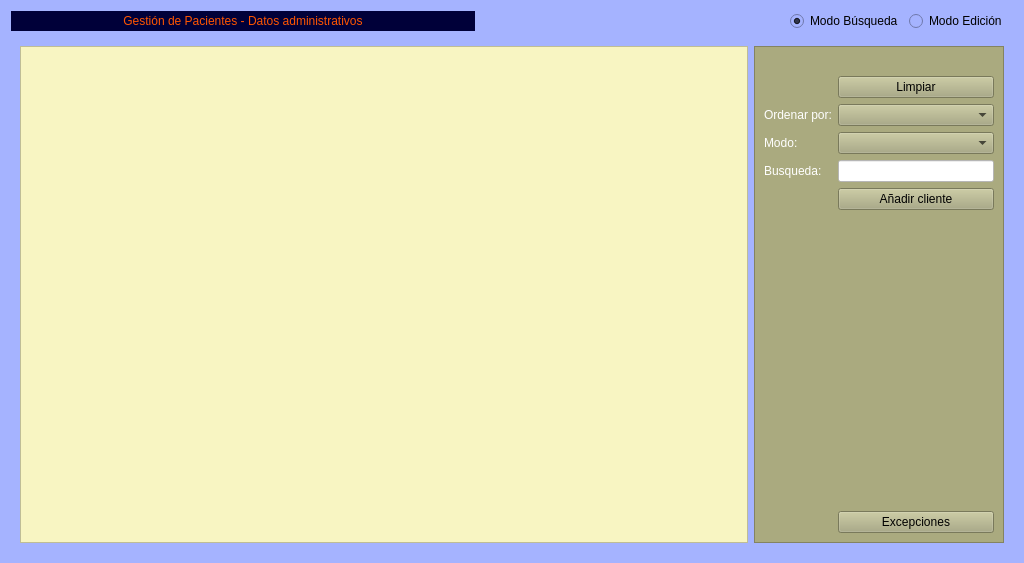
The window that Zona_Pacientes/frmClientes.ui (arcnexus/RedFoX) describes before a commit, drawn with Qt 5.
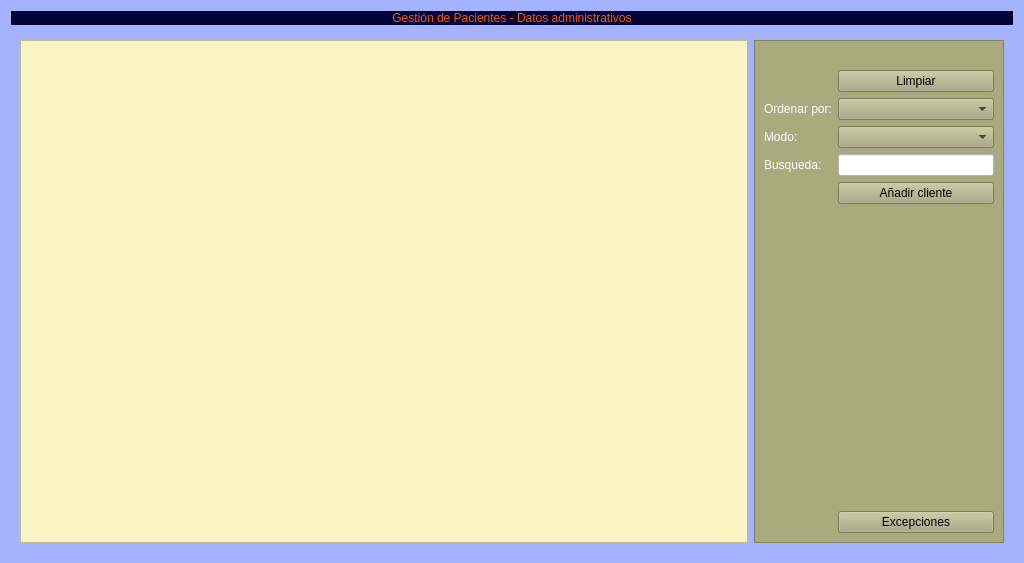
The same window after the commit. Icons and pictures are not drawn. Custom widgets are drawn as their Qt base class.

```diff
--- a/Zona_Pacientes/frmClientes.ui
+++ b/Zona_Pacientes/frmClientes.ui
@@ -42,63 +42,7 @@
    <bool>true</bool>
   </property>
   <layout class="QGridLayout" name="gridLayout_3">
-   <item row="0" column="5">
-    <widget class="QRadioButton" name="radBuscar">
-     <property name="maximumSize">
-      <size>
-       <width>155</width>
-       <height>16777215</height>
-      </size>
-     </property>
-     <property name="text">
-      <string>Modo Búsqueda</string>
-     </property>
-     <property name="checked">
-      <bool>true</bool>
-     </property>
-    </widget>
-   </item>
-   <item row="0" column="6">
-    <widget class="QRadioButton" name="radEditar">
-     <property name="maximumSize">
-      <size>
-       <width>130</width>
-       <height>16777215</height>
-      </size>
-     </property>
-     <property name="text">
-      <string>Modo Edición</string>
-     </property>
-    </widget>
-   </item>
-   <item row="0" column="0" colspan="2">
-    <widget class="QLabel" name="textoTitulo">
-     <property name="minimumSize">
-      <size>
-       <width>464</width>
-       <height>0</height>
-      </size>
-     </property>
-     <property name="maximumSize">
-      <size>
-       <width>455</width>
-       <height>16777215</height>
-      </size>
-     </property>
-     <property name="styleSheet">
-      <string notr="true">color: rgb(255, 85, 0);
-font: 75 16pt &quot;Nimbus Sans L&quot;;
-background-color: rgb(0, 0, 57);</string>
-     </property>
-     <property name="text">
-      <string>Gestión de Pacientes - Datos administrativos</string>
-     </property>
-     <property name="alignment">
-      <set>Qt::AlignCenter</set>
-     </property>
-    </widget>
-   </item>
-   <item row="1" column="0" colspan="8">
+   <item row="1" column="0" colspan="5">
     <widget class="QStackedWidget" name="stackedWidget">
      <property name="currentIndex">
       <number>1</number>
@@ -4430,18 +4374,26 @@
      </widget>
     </widget>
    </item>
-   <item row="0" column="3">
-    <spacer name="horizontalSpacer_3">
-     <property name="orientation">
-      <enum>Qt::Horizontal</enum>
-     </property>
-     <property name="sizeHint" stdset="0">
+   <item row="0" column="0" colspan="5">
+    <widget class="QLabel" name="textoTitulo">
+     <property name="minimumSize">
       <size>
-       <width>40</width>
-       <height>20</height>
+       <width>464</width>
+       <height>0</height>
       </size>
      </property>
-    </spacer>
+     <property name="styleSheet">
+      <string notr="true">color: rgb(255, 85, 0);
+font: 75 16pt &quot;Nimbus Sans L&quot;;
+background-color: rgb(0, 0, 57);</string>
+     </property>
+     <property name="text">
+      <string>Gestión de Pacientes - Datos administrativos</string>
+     </property>
+     <property name="alignment">
+      <set>Qt::AlignCenter</set>
+     </property>
+    </widget>
    </item>
   </layout>
  </widget>
```
Left out of the diff: 2 changed lines with no effect on the pictures.
